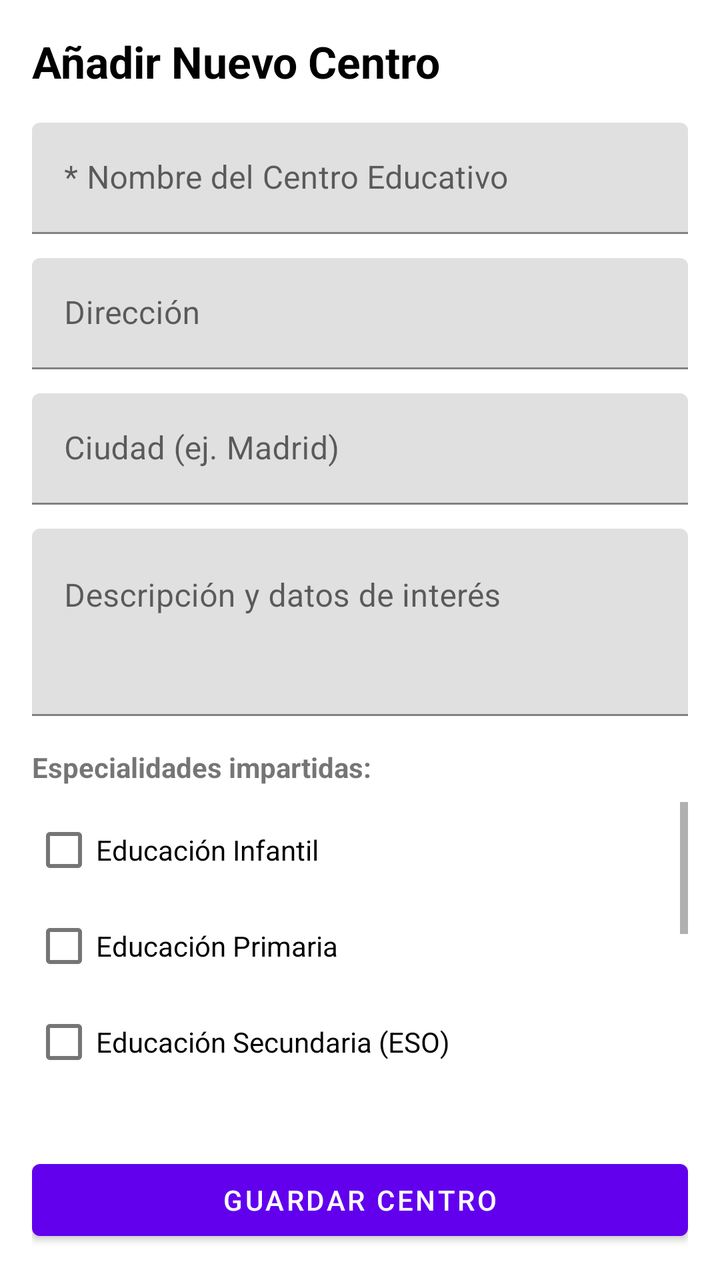
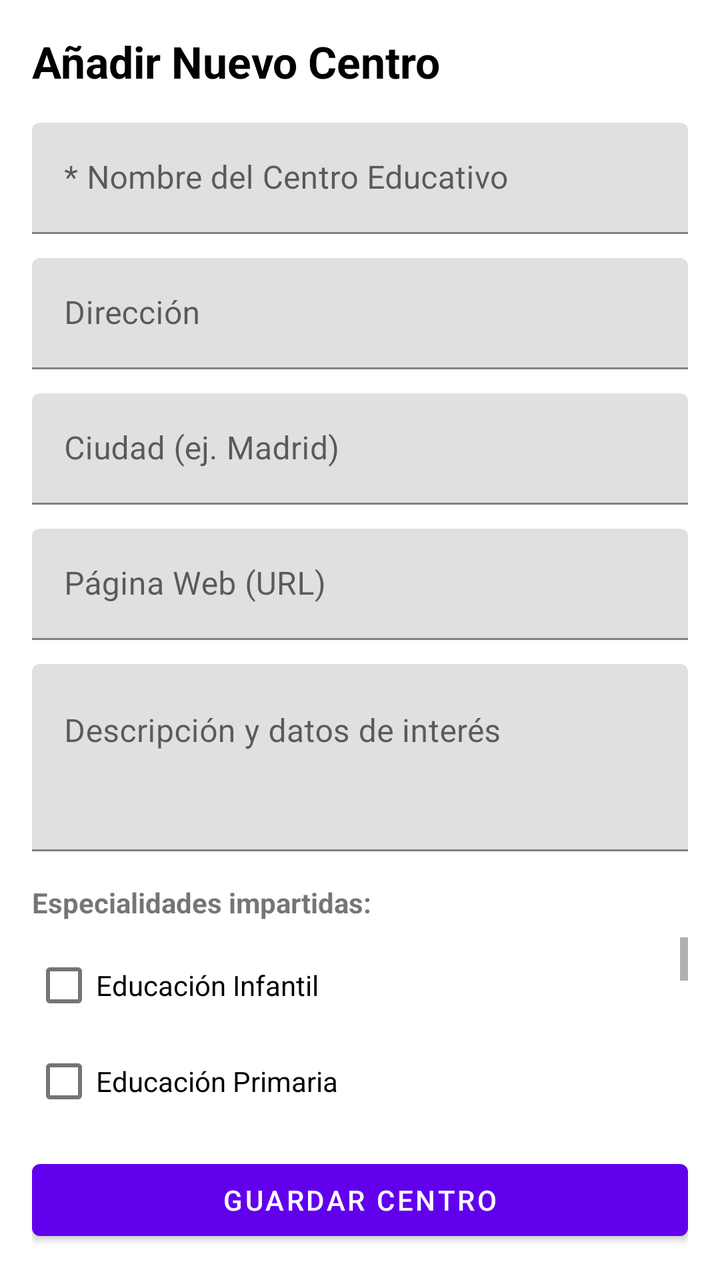

Before-and-after screenshots of an Android layout around one commit, followed by the original layout XML and the change that was made.
<!-- AndroidManifest.xml: application theme Theme.StudyBro -->
<!-- res/layout/actividad_nuevo_centro.xml -->
<?xml version="1.0" encoding="utf-8"?>
<LinearLayout xmlns:android="http://schemas.android.com/apk/res/android"
    android:layout_width="match_parent"
    android:layout_height="match_parent"
    android:orientation="vertical"
    android:padding="16dp">

    <TextView
        android:layout_width="match_parent"
        android:layout_height="wrap_content"
        android:text="Añadir Nuevo Centro"
        android:textSize="22sp"
        android:textStyle="bold"
        android:textColor="@android:color/black"
        android:layout_marginBottom="16dp"/>

    <com.google.android.material.textfield.TextInputLayout
        android:layout_width="match_parent"
        android:layout_height="wrap_content"
        android:layout_marginBottom="12dp">
        <com.google.android.material.textfield.TextInputEditText
            android:id="@+id/etNombreCentro"
            android:layout_width="match_parent"
            android:layout_height="wrap_content"
            android:hint="* Nombre del Centro Educativo"
            android:inputType="textCapWords" />
    </com.google.android.material.textfield.TextInputLayout>

    <com.google.android.material.textfield.TextInputLayout
        android:layout_width="match_parent"
        android:layout_height="wrap_content"
        android:layout_marginBottom="12dp">
        <com.google.android.material.textfield.TextInputEditText
            android:id="@+id/etDireccionCentro"
            android:layout_width="match_parent"
            android:layout_height="wrap_content"
            android:hint="Dirección"
            android:inputType="textPostalAddress" />
    </com.google.android.material.textfield.TextInputLayout>

    <com.google.android.material.textfield.TextInputLayout
        android:layout_width="match_parent"
        android:layout_height="wrap_content"
        android:layout_marginBottom="12dp">
        <com.google.android.material.textfield.TextInputEditText
            android:id="@+id/etCiudadCentro"
            android:layout_width="match_parent"
            android:layout_height="wrap_content"
            android:hint="Ciudad (ej. Madrid)"
            android:inputType="textCapWords" />
    </com.google.android.material.textfield.TextInputLayout>

    <com.google.android.material.textfield.TextInputLayout
        android:layout_width="match_parent"
        android:layout_height="wrap_content"
        android:layout_marginBottom="16dp">
        <com.google.android.material.textfield.TextInputEditText
            android:id="@+id/etDescripcionCentro"
            android:layout_width="match_parent"
            android:layout_height="wrap_content"
            android:hint="Descripción y datos de interés"
            android:inputType="textMultiLine"
            android:lines="3"
            android:gravity="top|start"/>
    </com.google.android.material.textfield.TextInputLayout>

    <TextView
        android:layout_width="match_parent"
        android:layout_height="wrap_content"
        android:text="Especialidades impartidas:"
        android:textStyle="bold"
        android:layout_marginBottom="8dp"/>

    <ScrollView
        android:layout_width="match_parent"
        android:layout_height="0dp"
        android:layout_weight="1"
        android:layout_marginBottom="16dp">
        
        <LinearLayout
            android:layout_width="match_parent"
            android:layout_height="wrap_content"
            android:orientation="vertical">
            
            <CheckBox android:id="@+id/cbInfantil" android:layout_width="wrap_content" android:layout_height="wrap_content" android:text="Educación Infantil"/>
            <CheckBox android:id="@+id/cbPrimaria" android:layout_width="wrap_content" android:layout_height="wrap_content" android:text="Educación Primaria"/>
            <CheckBox android:id="@+id/cbESO" android:layout_width="wrap_content" android:layout_height="wrap_content" android:text="Educación Secundaria (ESO)"/>
            <CheckBox android:id="@+id/cbBachillerato" android:layout_width="wrap_content" android:layout_height="wrap_content" android:text="Bachillerato"/>
            <CheckBox android:id="@+id/cbSMR" android:layout_width="wrap_content" android:layout_height="wrap_content" android:text="FP - Sistemas Microinformáticos (SMR)"/>
            <CheckBox android:id="@+id/cbDAM" android:layout_width="wrap_content" android:layout_height="wrap_content" android:text="FP - Desarrollo Multiplataforma (DAM)"/>
            <CheckBox android:id="@+id/cbDAW" android:layout_width="wrap_content" android:layout_height="wrap_content" android:text="FP - Desarrollo Web (DAW)"/>
            <CheckBox android:id="@+id/cbASIR" android:layout_width="wrap_content" android:layout_height="wrap_content" android:text="FP - Adm. Sistemas Red (ASIR)"/>
            
        </LinearLayout>
    </ScrollView>

    <com.google.android.material.button.MaterialButton
        android:id="@+id/btnGuardarCentro"
        android:layout_width="match_parent"
        android:layout_height="wrap_content"
        android:text="Guardar Centro"/>

</LinearLayout>
<!-- resources referenced by this layout -->
<resources>
  <style name="Theme.StudyBro" parent="Theme.MaterialComponents.DayNight.DarkActionBar">
          
          <item name="colorPrimary">@color/purple_500</item>
          <item name="colorPrimaryVariant">@color/purple_700</item>
          <item name="colorOnPrimary">@color/white</item>
          
          <item name="colorSecondary">@color/teal_200</item>
          <item name="colorSecondaryVariant">@color/teal_700</item>
          <item name="colorOnSecondary">@color/black</item>
          
          <item name="android:statusBarColor">?attr/colorPrimaryVariant</item>
          
      </style>
  <color name="purple_500">#FF6200EE</color>
  <color name="purple_700">#FF3700B3</color>
  <color name="white">#FFFFFFFF</color>
  <color name="teal_200">#FF03DAC5</color>
  <color name="teal_700">#FF018786</color>
  <color name="black">#FF000000</color>
</resources>

<!-- the commit's change to res/layout/actividad_nuevo_centro.xml (unified diff, before → after) -->
@@ -53,6 +53,18 @@
     <com.google.android.material.textfield.TextInputLayout
         android:layout_width="match_parent"
         android:layout_height="wrap_content"
+        android:layout_marginBottom="12dp">
+        <com.google.android.material.textfield.TextInputEditText
+            android:id="@+id/etWebCentro"
+            android:layout_width="match_parent"
+            android:layout_height="wrap_content"
+            android:hint="Página Web (URL)"
+            android:inputType="textUri" />
+    </com.google.android.material.textfield.TextInputLayout>
+
+    <com.google.android.material.textfield.TextInputLayout
+        android:layout_width="match_parent"
+        android:layout_height="wrap_content"
         android:layout_marginBottom="16dp">
         <com.google.android.material.textfield.TextInputEditText
             android:id="@+id/etDescripcionCentro"
